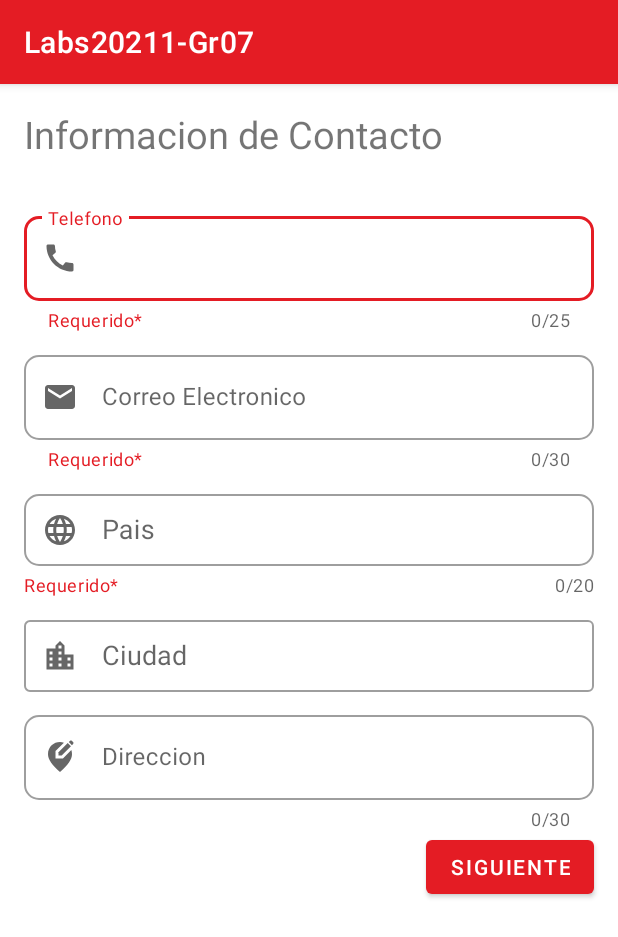
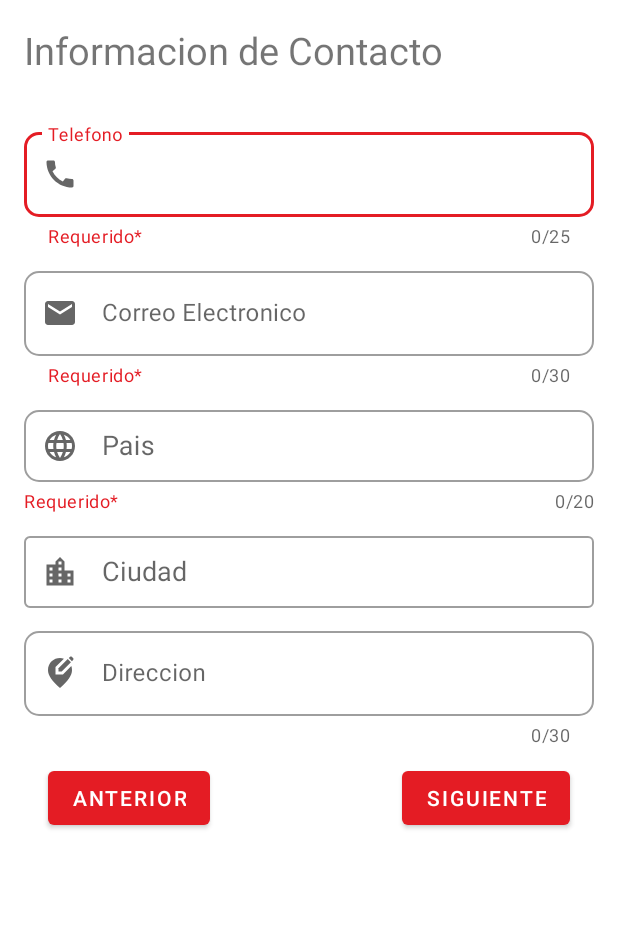
Before and after one commit to SotalvaroO/LabsCM20211-Gr07, an Android app: the ContactDataActivity screen opened directly, with no data from a screen before it, on a phone screen of 412 x 824 dp. Shown: the top 937 px of the screen. Run offline under Robolectric (Android 15) with nearby library versions, the phone set to English and light mode, and no system bars.

Commit message:
Terminada vista de landscape para activity_contact_data.xml

```diff
--- a/Lab1-UI/src/main/res/layout-land/activity_contact_data.xml
+++ b/Lab1-UI/src/main/res/layout-land/activity_contact_data.xml
@@ -20,14 +20,20 @@
         app:layout_constraintTop_toTopOf="parent" />
 
 
+    <LinearLayout
+        android:id="@+id/firstLinearLayout"
+        android:layout_width="match_parent"
+        android:layout_height="wrap_content"
+        app:layout_constraintTop_toBottomOf="@+id/textView">
+
         <com.google.android.material.textfield.TextInputLayout
             android:id="@+id/textInputLayout"
             style="@style/Widget.MaterialComponents.TextInputLayout.OutlinedBox"
             android:layout_width="match_parent"
             android:layout_height="wrap_content"
             android:layout_marginLeft="@dimen/margins"
-        android:layout_marginTop="32dp"
             android:layout_marginRight="@dimen/margins"
+            android:layout_weight=".5"
             android:hint="@string/contact_data_input_telephone_number"
             app:boxCornerRadiusBottomEnd="@dimen/corners"
             app:boxCornerRadiusBottomStart="@dimen/corners"
@@ -37,9 +43,7 @@
             app:counterMaxLength="25"
             app:helperText="@string/required"
             app:helperTextTextColor="@color/primary_app_color"
-        app:layout_constraintTop_toBottomOf="@+id/textView"
-        app:startIconDrawable="@drawable/ic_call_24"
-        tools:layout_editor_absoluteX="16dp">
+            app:startIconDrawable="@drawable/ic_call_24">
 
             <com.google.android.material.textfield.TextInputEditText
                 android:layout_width="match_parent"
@@ -58,8 +62,8 @@
             android:layout_width="match_parent"
             android:layout_height="wrap_content"
             android:layout_marginLeft="@dimen/margins"
-        android:layout_marginTop="10dp"
             android:layout_marginRight="@dimen/margins"
+            android:layout_weight=".5"
             android:hint="@string/contact_data_input_email"
             app:boxCornerRadiusBottomEnd="@dimen/corners"
             app:boxCornerRadiusBottomStart="@dimen/corners"
@@ -83,7 +87,17 @@
 
         </com.google.android.material.textfield.TextInputLayout>
 
+    </LinearLayout>
+
+    <LinearLayout
+        android:id="@+id/secondLinearLayout"
+        android:layout_width="match_parent"
+        android:layout_height="wrap_content"
+        android:orientation="horizontal"
+        app:layout_constraintTop_toBottomOf="@+id/firstLinearLayout">
+
         <com.google.android.material.textfield.TextInputLayout
+            android:layout_weight=".5"
             android:id="@+id/textInputLayoutThree"
             style="@style/Widget.MaterialComponents.TextInputLayout.OutlinedBox"
             android:layout_width="match_parent"
@@ -100,7 +114,7 @@
             app:counterMaxLength="20"
             app:helperText="@string/required"
             app:helperTextTextColor="@color/primary_app_color"
-        app:layout_constraintTop_toBottomOf="@+id/textInputLayoutTwo"
+            app:layout_constraintTop_toBottomOf="@+id/firstLinearLayout"
             app:startIconDrawable="@drawable/ic_country_24">
 
             <com.google.android.material.textfield.MaterialAutoCompleteTextView
@@ -116,6 +130,7 @@
         </com.google.android.material.textfield.TextInputLayout>
 
         <com.google.android.material.textfield.TextInputLayout
+            android:layout_weight=".5"
             android:id="@+id/textInputLayoutFour"
             style="@style/Widget.MaterialComponents.TextInputLayout.OutlinedBox"
             android:layout_width="match_parent"
@@ -138,6 +153,11 @@
 
         </com.google.android.material.textfield.TextInputLayout>
 
+    </LinearLayout>
+
+
+
+
     <com.google.android.material.textfield.TextInputLayout
         android:id="@+id/textInputLayoutFive"
         style="@style/Widget.MaterialComponents.TextInputLayout.OutlinedBox"
@@ -153,7 +173,7 @@
         app:boxCornerRadiusTopStart="@dimen/corners"
         app:counterEnabled="true"
         app:counterMaxLength="30"
-        app:layout_constraintTop_toBottomOf="@+id/textInputLayoutFour"
+        app:layout_constraintTop_toBottomOf="@+id/secondLinearLayout"
         app:startIconDrawable="@drawable/ic_address_24">
 
         <com.google.android.material.textfield.TextInputEditText
@@ -168,14 +188,37 @@
     </com.google.android.material.textfield.TextInputLayout>
 
 
+    <LinearLayout
+        android:layout_width="match_parent"
+        android:layout_height="wrap_content"
+        android:layout_marginLeft="@dimen/margins"
+        android:layout_marginTop="10dp"
+        android:layout_marginRight="@dimen/margins"
+        android:gravity="center|bottom"
+        android:orientation="horizontal"
+        app:layout_constraintTop_toBottomOf="@+id/textInputLayoutFive">
+
         <Button
+            android:id="@+id/buttonReturn"
             android:layout_width="wrap_content"
             android:layout_height="wrap_content"
-        android:layout_marginRight="@dimen/margins"
+            android:layout_gravity="left"
+            android:layout_marginRight="64dp"
+            android:text="@string/goBack"
+            app:layout_constraintEnd_toEndOf="parent"
+            app:layout_constraintTop_toBottomOf="@+id/textInputLayoutFive" />
+
+        <Button
+            android:id="@+id/buttonNext"
+            android:layout_width="wrap_content"
+            android:layout_height="wrap_content"
+            android:layout_gravity="right"
+            android:layout_marginLeft="64dp"
             android:text="@string/next"
             app:layout_constraintEnd_toEndOf="parent"
             app:layout_constraintTop_toBottomOf="@+id/textInputLayoutFive" />
 
+    </LinearLayout>
 
 
 </androidx.constraintlayout.widget.ConstraintLayout>
--- a/Lab1-UI/src/main/res/layout/activity_contact_data.xml
+++ b/Lab1-UI/src/main/res/layout/activity_contact_data.xml
@@ -168,13 +168,37 @@
     </com.google.android.material.textfield.TextInputLayout>
 
 
-    <Button
-        android:layout_width="wrap_content"
+    <LinearLayout
+        android:layout_width="match_parent"
         android:layout_height="wrap_content"
+        app:layout_constraintTop_toBottomOf="@+id/textInputLayoutFive"
+        android:layout_marginLeft="@dimen/margins"
+        android:layout_marginTop="10dp"
         android:layout_marginRight="@dimen/margins"
-        android:text="@string/next"
-        app:layout_constraintEnd_toEndOf="parent"
-        app:layout_constraintTop_toBottomOf="@+id/textInputLayoutFive" />
+        android:orientation="horizontal"
+        android:gravity="center|bottom">
+
+        <Button
+            android:id="@+id/buttonReturn"
+            android:layout_gravity="left"
+            android:layout_width="wrap_content"
+            android:layout_height="wrap_content"
+            android:layout_marginRight="64dp"
+            android:text="@string/goBack"
+            app:layout_constraintEnd_toEndOf="parent"
+            app:layout_constraintTop_toBottomOf="@+id/textInputLayoutFive" />
+
+        <Button
+            android:id="@+id/buttonNext"
+            android:layout_gravity="right"
+            android:layout_width="wrap_content"
+            android:layout_marginLeft="64dp"
+            android:layout_height="wrap_content"
+            android:text="@string/next"
+            app:layout_constraintEnd_toEndOf="parent"
+            app:layout_constraintTop_toBottomOf="@+id/textInputLayoutFive" />
+
+    </LinearLayout>
 
 
 
--- a/Lab1-UI/src/main/res/values/strings.xml
+++ b/Lab1-UI/src/main/res/values/strings.xml
@@ -18,6 +18,7 @@
     <string name="undergraduate">Universitario</string>
     <string name="other_education">Otros</string>
     <string name="next">Siguiente</string>
+    <string name="goBack">Anterior</string>
 
     <string name="contact_data_personal_info">Informacion de Contacto</string>
     <string name="contact_data_input_telephone_number">Telefono</string>
--- a/Lab1-UI/src/main/res/values/themes.xml
+++ b/Lab1-UI/src/main/res/values/themes.xml
@@ -1,6 +1,6 @@
 <resources xmlns:tools="http://schemas.android.com/tools">
     <!-- Base application theme. -->
-    <style name="Theme.Labs20211Gr07" parent="Theme.MaterialComponents.DayNight.DarkActionBar">
+    <style name="Theme.Labs20211Gr07" parent="Theme.MaterialComponents.DayNight.NoActionBar">
         <!-- Primary brand color. -->
         <item name="colorPrimary">@color/primary_app_color</item>
         <item name="colorPrimaryVariant">@color/purple_700</item>
```
Also changed, not shown: 1 other file. Lines whose indentation alone changed are shown as unchanged.
